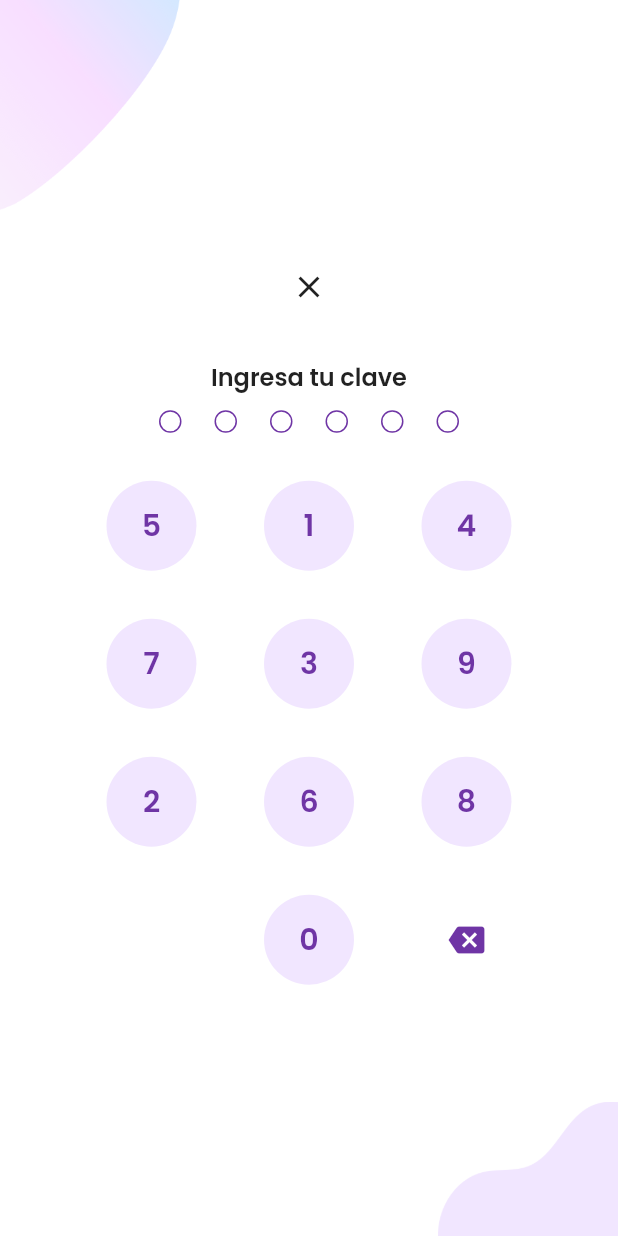
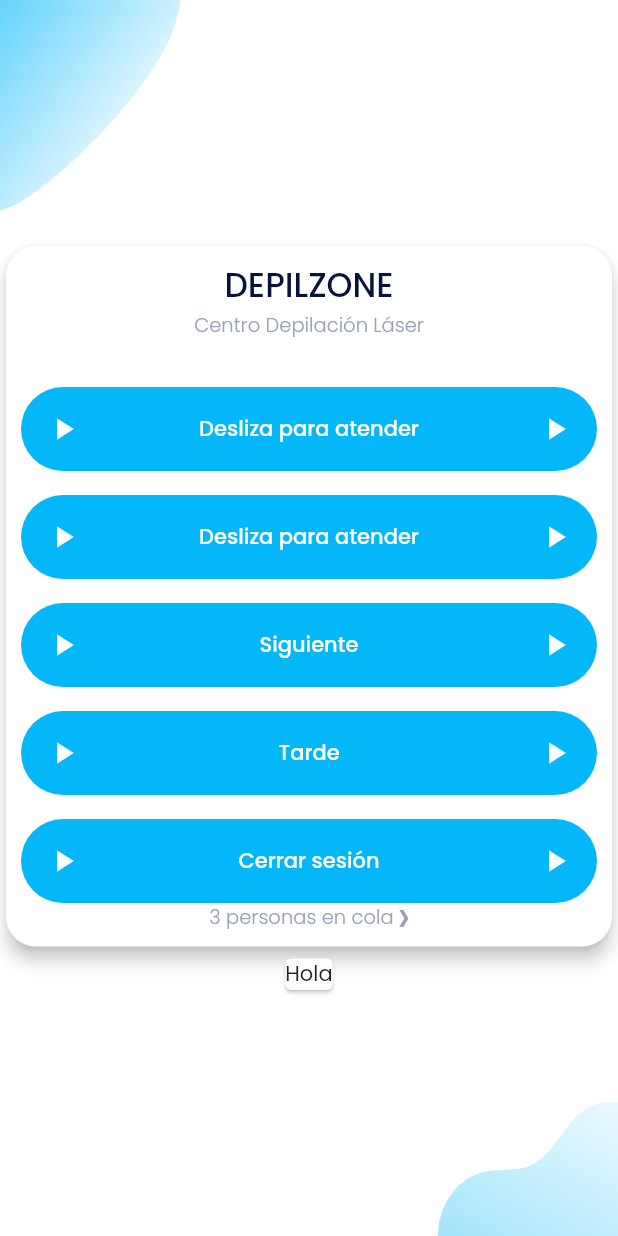
Before and after one commit to depilzone-repository/disabled-app2, a Flutter app: the Background screen opened directly, on a phone screen of 412 x 824 dp. Run offline on Flutter 3.47's test engine with Material 2 defaults, Android fonts, the phone set to English and light mode, and no system bars; our stand-ins replace flutter_svg.

Commit message:
25112023 1812

```diff
--- /dev/null
+++ b/lib/Screens/Especialista/especialista_screen.dart
@@ -0,0 +1,266 @@
+import 'package:flutter/material.dart';
+import 'package:flutter_auth/constants.dart';
+import 'package:flutter_auth/responsive.dart';
+
+import '../../components/background.dart';
+import '../Login/components/login_form.dart';
+import '../Login/components/login_screen_top_image.dart';
+
+class EspecialistaScreen extends StatefulWidget {
+  const EspecialistaScreen({Key? key}) :  super(key: key);
+
+  @override
+  State<EspecialistaScreen> createState() => _EspecialistaScreenState();
+
+}
+
+class _EspecialistaScreenState extends State<EspecialistaScreen> {
+
+  @override
+  Widget build(BuildContext context) {
+    return const Background(
+      child: SingleChildScrollView(
+        child: Responsive(
+          mobile: MobileEspecialistaScreen(),
+          desktop: Row(
+            children: [
+
+            ],
+          ),
+        ),
+      ),
+    );
+  }
+
+  @override
+  void initState() {
+    // TODO: implement initState
+    super.initState();
+  }
+}
+
+
+
+class MobileEspecialistaScreen extends StatefulWidget {
+  const MobileEspecialistaScreen({
+    Key? key
+  }) : super(key: key);
+
+  @override
+  State<MobileEspecialistaScreen> createState() => _MobileEspecialistaScreenState();
+
+}
+
+class _MobileEspecialistaScreenState extends State<MobileEspecialistaScreen> {
+
+
+  @override
+  Widget build(BuildContext context) {
+    return Column(
+      mainAxisAlignment: MainAxisAlignment.center,
+      children: <Widget>[
+        Row(
+          children: [
+            Expanded(
+                child: Container(
+                    decoration: const BoxDecoration(
+                      boxShadow: [
+                         BoxShadow(
+                            color: Colors.white,
+                            blurRadius: 0.0,
+                            offset: Offset(0, 0)
+                        ),
+                      ],
+                    ),
+                    child: Card(
+                      color: Colors.white,
+                      surfaceTintColor: Colors.transparent,
+                      elevation:5,
+                      shape: RoundedRectangleBorder(
+                          borderRadius: BorderRadius.circular(20.0)
+                      ),
+                      child:  Padding(
+                        padding: EdgeInsets.fromLTRB(10, 10, 10, 10),
+                        child: Column(
+                          mainAxisAlignment: MainAxisAlignment.start,
+                          children: [
+                            const SizedBox(
+                              width: double.infinity,
+                              child: Text(
+                                "DEPILZONE",
+                                style: TextStyle(
+                                    fontSize: 22,
+                                    fontWeight: FontWeight.w500,
+                                    color: kGray900Color
+                                ),
+                                textAlign: TextAlign.center,
+                              ),
+                            ),
+                            const Text(
+                                "Centro Depilación Láser",
+                                style: TextStyle(
+                                    fontSize: 13,
+                                    fontWeight: FontWeight.w300,
+                                    color: kGray500Color
+                                )
+                            ),
+                            const SizedBox(height: defaultPadding * 2),
+                            ElevatedButton(
+                                onPressed: (){
+                                  // ignore: avoid_print
+                                  // print('113');
+                                },
+                                style: ElevatedButton.styleFrom(
+                                  backgroundColor: kDepilColor
+                                ),
+                                child:  const Row(
+                                  children: [
+                                      Icon(Icons.play_arrow, color: Colors.white),
+                                      Expanded(
+                                          child: Text(
+                                              'Desliza para atender',
+                                              style: TextStyle(
+                                                  color: Colors.white
+                                              ),
+                                              textAlign: TextAlign.center,
+                                          )
+                                      ),
+                                      Icon(Icons.play_arrow, color: Colors.white),
+                                  ],
+                                )
+                            ),
+                            const SizedBox(height: defaultPadding),
+                            ElevatedButton(
+                                onPressed: (){
+                                  // ignore: avoid_print
+                                  // print('113');
+                                },
+                                style: ElevatedButton.styleFrom(
+                                    backgroundColor: kDepilColor
+                                ),
+                                child:  const Row(
+                                  children: [
+                                    Icon(Icons.play_arrow, color: Colors.white),
+                                    Expanded(
+                                        child: Text(
+                                          'Desliza para atender',
+                                          style: TextStyle(
+                                              color: Colors.white
+                                          ),
+                                          textAlign: TextAlign.center,
+                                        )
+                                    ),
+                                    Icon(Icons.play_arrow, color: Colors.white),
+                                  ],
+                                )
+                            ),
+                            const SizedBox(height: defaultPadding),
+                            ElevatedButton(
+                                onPressed: (){
+                                  // ignore: avoid_print
+                                  // print('113');
+                                },
+                                style: ElevatedButton.styleFrom(
+                                    backgroundColor: kDepilColor
+                                ),
+                                child:  const Row(
+                                  children: [
+                                    Icon(Icons.play_arrow, color: Colors.white),
+                                    Expanded(
+                                        child: Text(
+                                          'Siguiente',
+                                          style: TextStyle(
+                                              color: Colors.white
+                                          ),
+                                          textAlign: TextAlign.center,
+                                        )
+                                    ),
+                                    Icon(Icons.play_arrow, color: Colors.white),
+                                  ],
+                                )
+                            ),
+                            const SizedBox(height: defaultPadding),
+                            ElevatedButton(
+                                onPressed: (){
+                                  // ignore: avoid_print
+                                  // print('113');
+                                },
+                                style: ElevatedButton.styleFrom(
+                                    backgroundColor: kDepilColor
+                                ),
+                                child:  const Row(
+                                  children: [
+                                    Icon(Icons.play_arrow, color: Colors.white),
+                                    Expanded(
+                                        child: Text(
+                                          'Tarde',
+                                          style: TextStyle(
+                                              color: Colors.white
+                                          ),
+                                          textAlign: TextAlign.center,
+                                        )
+                                    ),
+                                    Icon(Icons.play_arrow, color: Colors.white),
+                                  ],
+                                )
+                            ),
+                            const SizedBox(height: defaultPadding),
+                            ElevatedButton(
+                                onPressed: (){
+                                  // ignore: avoid_print
+                                  // print('113');
+                                },
+                                style: ElevatedButton.styleFrom(
+                                    backgroundColor: kDepilColor
+                                ),
+                                child:  const Row(
+                                  children: [
+                                    Icon(Icons.play_arrow, color: Colors.white),
+                                    Expanded(
+                                        child: Text(
+                                          'Cerrar sesión',
+                                          style: TextStyle(
+                                              color: Colors.white
+                                          ),
+                                          textAlign: TextAlign.center,
+                                        )
+                                    ),
+                                    Icon(Icons.play_arrow, color: Colors.white),
+                                  ],
+                                )
+                            ),
+
+                            const Text(
+                                "3 personas en cola ❯",
+                                style: TextStyle(
+                                    fontSize: 13,
+                                    fontWeight: FontWeight.w300,
+                                    color: kGray500Color
+                                )
+                            ),
+                          ],
+                        ),
+                      ),
+                    )
+                ),
+            )
+          ],
+        ),
+        Card(
+          child: Column(
+            children: [
+              Text("Hola")
+            ]
+          ),
+        )
+      ],
+    );
+  }
+
+  @override
+  void initState() {
+    // TODO: implement initState
+    super.initState();
+    // ignore: avoid_print
+  }
+}
--- a/lib/Screens/Login/components/login_screen_top_image.dart
+++ b/lib/Screens/Login/components/login_screen_top_image.dart
@@ -1,5 +1,4 @@
 import 'package:flutter/material.dart';
-import 'package:flutter_svg/flutter_svg.dart';
 
 import '../../../constants.dart';
 
--- a/lib/Screens/Login/login_screen.dart
+++ b/lib/Screens/Login/login_screen.dart
@@ -16,7 +16,7 @@
 
 class _LoginScreenState extends State<LoginScreen> {
 
-  String _clave = '';
+  final String _clave = '';
 
   @override
   Widget build(BuildContext context) {
@@ -75,7 +75,7 @@
   @override
   Widget build(BuildContext context) {
     return Column(
-      mainAxisAlignment: MainAxisAlignment.start,
+      mainAxisAlignment: MainAxisAlignment.center,
       children: <Widget>[
         const LoginScreenTopImage(),
         Row(
--- a/lib/Screens/Password/components/password_top.dart
+++ b/lib/Screens/Password/components/password_top.dart
@@ -142,10 +142,10 @@
                                               _add(numeros[(i*3)+b].toString());
                                           },
                                           style: ButtonStyle(
-                          backgroundColor: MaterialStateProperty.all(kPrimaryLightColor),
+                                              backgroundColor: MaterialStateProperty.all(kGray100Color),
                                               elevation: MaterialStateProperty.all(0.0)
                                           ),
-                          child: Text(numeros[(i*3)+b].toString(), style: TextStyle(fontWeight: FontWeight.w600, fontSize: 20, color: kPrimaryColor)),
+                                          child: Text(numeros[(i*3)+b].toString(), style: const TextStyle(fontWeight: FontWeight.w600, fontSize: 20, color: kPrimaryColor)),
                                       ),
                                   ),
                               ],
--- a/lib/Screens/Password/password_screen.dart
+++ b/lib/Screens/Password/password_screen.dart
@@ -1,5 +1,4 @@
 import 'package:flutter/material.dart';
-import 'package:flutter_auth/Screens/Password/components/password_bottom.dart';
 import 'package:flutter_auth/Screens/Password/components/password_top.dart';
 import 'package:flutter_auth/Screens/Welcome/components/login_signup_btn.dart';
 
--- a/lib/Screens/Welcome/components/login_signup_btn.dart
+++ b/lib/Screens/Welcome/components/login_signup_btn.dart
@@ -1,7 +1,5 @@
 import 'package:flutter/material.dart';
-import 'package:flutter_auth/Screens/Login/components/login_form.dart';
 import 'package:flutter_auth/Screens/Login/login_screen.dart';
-import 'package:flutter_auth/Screens/Password/password_screen.dart';
 
 import '../../../constants.dart';
 import '../../Signup/signup_screen.dart';
@@ -49,7 +47,7 @@
             );
           },
           style: ElevatedButton.styleFrom(
-            backgroundColor: kPrimaryLightColor,
+            backgroundColor: kGray100Color,
             elevation: 0,
           ),
           child: Text(
--- a/lib/components/already_have_an_account_acheck.dart
+++ b/lib/components/already_have_an_account_acheck.dart
@@ -17,15 +17,15 @@
       children: <Widget>[
         const Text(
           "¿No tienes una cuenta? ",
-          style: TextStyle(color: kPrimaryColor),
+          style: TextStyle(color: kDepilColor),
         ),
         GestureDetector(
           onTap: press as void Function()?,
           child: const Text(
             "Registrate",
             style: TextStyle(
-              color: kPrimaryColor,
-              fontWeight: FontWeight.bold,
+              color: kDepilColor,
+              fontWeight: FontWeight.w600,
             ),
           ),
         )
--- a/lib/constants.dart
+++ b/lib/constants.dart
@@ -3,4 +3,22 @@
 const kPrimaryColor = Color(0xFF6F35A5);
 const kPrimaryLightColor = Color(0xFFF1E6FF);
 
+
+const kGray100Color =  Color(0xFFF9F9F9);
+const kGray200Color =  Color(0xFFF1F1F2);
+const kGray300Color =  Color(0xFFDBDFE9);
+const kGray400Color =  Color(0xFFB5B5C3);
+const kGray500Color =  Color(0xFF99A1B7);
+const kGray600Color =  Color(0xFF78829D);
+const kGray700Color =  Color(0xFF4B5675);
+const kGray800Color =  Color(0xFF252F4A);
+const kGray900Color =  Color(0xFF071437);
+
+const kDepilColor = Color(0xFF03B7F9);
+const kDepilLightColor = Color(0xFFEBFAFF);
+
+const kWarningColor = Color(0xFFFF8084);
+
+
+
 const double defaultPadding = 16.0;
```
Also changed, not shown: lib/Screens/Login/components/login_form.dart (+113 -82 lines), lib/main.dart (+52 -11 lines), assets/images/background.png (added), assets/images/login_bottom.png, assets/images/main_top.png, 2 other files. Lines whose indentation alone changed are shown as unchanged.
